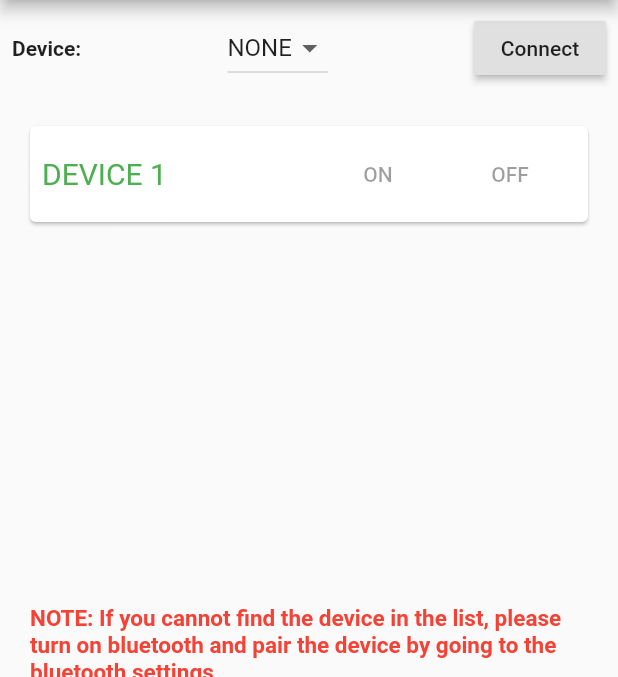
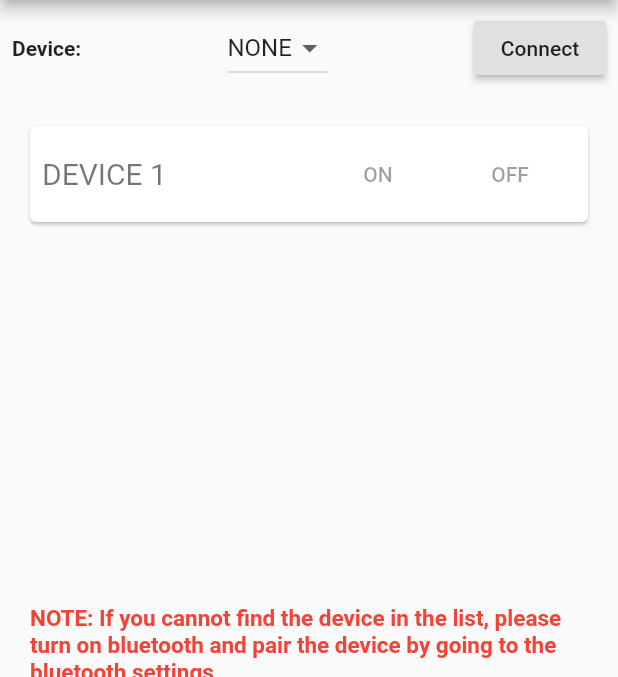
Before and after one commit to ingeniousambivert/virtualEye, a Flutter app: the screen it shows after launch, on a phone screen of 412 x 824 dp, the part 84-761 px from its top. Run offline on Flutter 3.47's test engine with Material 2 defaults, Android fonts, the phone set to English and light mode, and no system bars; our stand-ins replace flutter_bluetooth_serial, geolocator, google_maps_flutter.

Commit message:
Updated layout

```diff
--- a/lib/screens/home.dart
+++ b/lib/screens/home.dart
@@ -131,7 +131,7 @@ class _BluetoothAppState extends State<BluetoothApp> {
                             "DEVICE 1",
                             style: TextStyle(
                               fontSize: 20,
-                              color: Colors.green,
+                              color: Colors.black54,
                             ),
                           ),
                         ),
```
